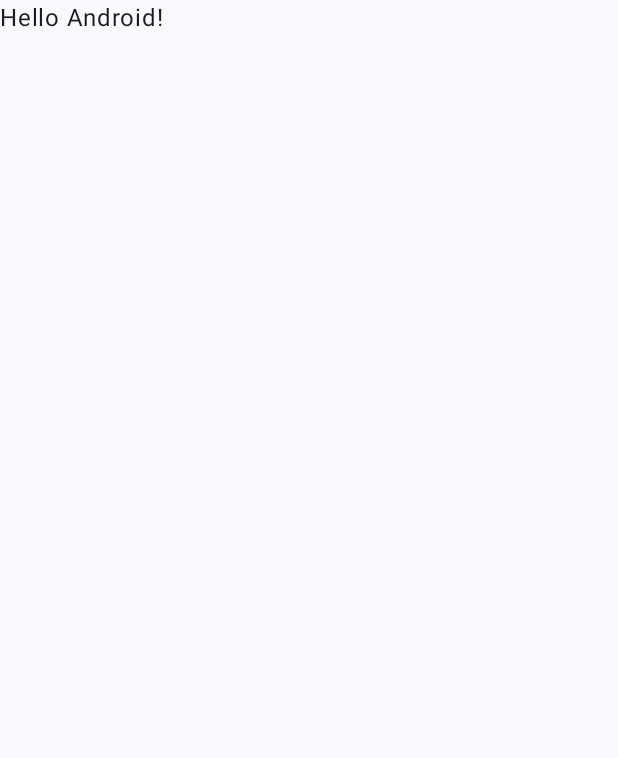
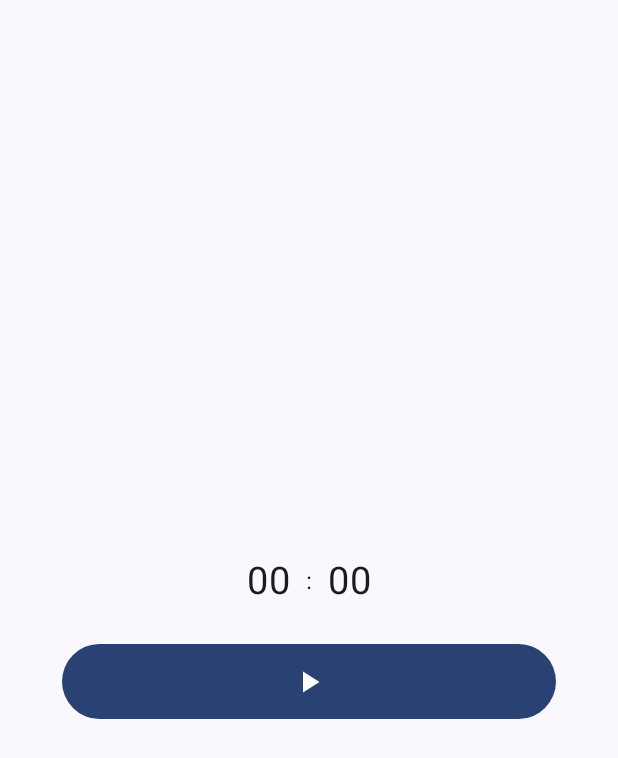
Before and after one commit to saeed-lotfi/Timer, an Android app built with Jetpack Compose: the screen it shows after launch (MainActivity), on a phone screen of 412 x 824 dp. Before the commit the part shown is almost empty. Shown: the top 758 px of the screen. Run offline under Robolectric (Android 15) with nearby library versions, the phone set to English and light mode, and no system bars.

Commit message:
screen designed

```diff
--- a/app/src/main/java/saeid/lotfi/timer/MainActivity.kt
+++ b/app/src/main/java/saeid/lotfi/timer/MainActivity.kt
@@ -3,13 +3,27 @@ package saeid.lotfi.timer
 import android.os.Bundle
 import androidx.activity.ComponentActivity
 import androidx.activity.compose.setContent
+import androidx.compose.foundation.layout.Arrangement
+import androidx.compose.foundation.layout.Column
+import androidx.compose.foundation.layout.Row
 import androidx.compose.foundation.layout.fillMaxSize
+import androidx.compose.foundation.layout.fillMaxWidth
+import androidx.compose.foundation.layout.height
+import androidx.compose.foundation.layout.padding
+import androidx.compose.material.icons.Icons
+import androidx.compose.material.icons.filled.PlayArrow
+import androidx.compose.material3.Button
+import androidx.compose.material3.Icon
 import androidx.compose.material3.MaterialTheme
 import androidx.compose.material3.Surface
 import androidx.compose.material3.Text
 import androidx.compose.runtime.Composable
+import androidx.compose.ui.Alignment
 import androidx.compose.ui.Modifier
+import androidx.compose.ui.draw.shadow
 import androidx.compose.ui.tooling.preview.Preview
+import androidx.compose.ui.unit.dp
+import androidx.compose.ui.unit.sp
 import saeid.lotfi.timer.ui.theme.TimerTheme
 
 class MainActivity : ComponentActivity() {
@@ -19,10 +33,9 @@ class MainActivity : ComponentActivity() {
             TimerTheme {
                 // A surface container using the 'background' color from the theme
                 Surface(
-                    modifier = Modifier.fillMaxSize(),
-                    color = MaterialTheme.colorScheme.background
+                    modifier = Modifier.fillMaxSize(), color = MaterialTheme.colorScheme.background
                 ) {
-                    Greeting("Android")
+                    CountDownTimer()
                 }
             }
         }
@@ -30,17 +43,37 @@ class MainActivity : ComponentActivity() {
 }
 
 @Composable
-fun Greeting(name: String, modifier: Modifier = Modifier) {
-    Text(
-        text = "Hello $name!",
-        modifier = modifier
-    )
+fun CountDownTimer() {
+
+    Column(
+        modifier = Modifier.fillMaxSize(),
+        verticalArrangement = Arrangement.Center,
+        horizontalAlignment = Alignment.CenterHorizontally
+    ) {
+        Row(
+            modifier = Modifier.padding(20.dp), verticalAlignment = Alignment.CenterVertically
+        ) {
+            Text(text = "00", fontSize = 25.sp)
+            Text(text = ":", modifier = Modifier.padding(10.dp))
+            Text(text = "00", fontSize = 25.sp)
+        }
+        Button(modifier = Modifier
+            .fillMaxWidth(0.8f)
+            .height(50.dp)
+            .shadow(0.dp),
+            onClick = { }) {
+            Icon(
+                Icons.Filled.PlayArrow,
+                "contentDescription",
+            )
+        }
+    }
 }
 
 @Preview(showBackground = true)
 @Composable
 fun GreetingPreview() {
     TimerTheme {
-        Greeting("Android")
+        CountDownTimer()
     }
 }
```
